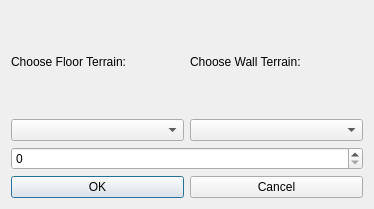
Before: the Qt Designer form src/tiled/dungeondialog.ui in grunt92/tiled, drawn with Qt 5.
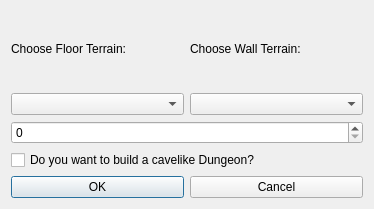
After: the same form once the commit is applied.

Commit message: added Cavernlike Dungeons

What changed in the file:
```diff
--- a/src/tiled/dungeondialog.ui
+++ b/src/tiled/dungeondialog.ui
@@ -57,6 +57,13 @@
      <item>
       <widget class="QSpinBox" name="spinBox"/>
      </item>
+     <item>
+      <widget class="QCheckBox" name="checkBox">
+       <property name="text">
+        <string>Do you want to build a cavelike Dungeon?</string>
+       </property>
+      </widget>
+     </item>
     </layout>
    </item>
    <item>
```
The commit also changes 4 other files.
